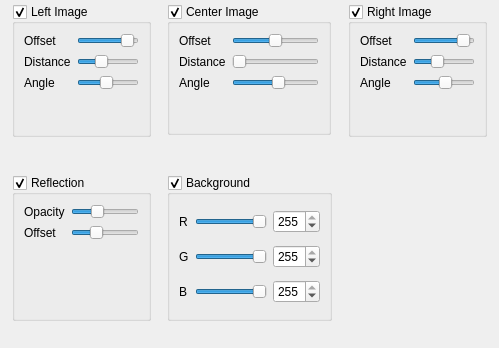
Old version of the form parameters.ui in the repository ariya/screenie.
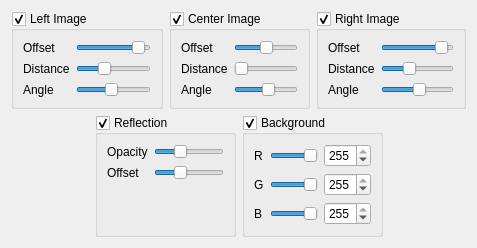
New version of the form. Icons and pictures are not drawn.

The edit to the form file:
```diff
--- a/parameters.ui
+++ b/parameters.ui
@@ -5,8 +5,8 @@
    <rect>
     <x>0</x>
     <y>0</y>
-    <width>499</width>
-    <height>348</height>
+    <width>477</width>
+    <height>232</height>
    </rect>
   </property>
   <property name="minimumSize" >
@@ -18,15 +18,13 @@
   <property name="windowTitle" >
    <string>Parameters</string>
   </property>
+  <property name="windowIcon" >
+   <iconset resource="resources/screenie.qrc" >
+    <normaloff>:/screenie.png</normaloff>:/screenie.png</iconset>
+  </property>
+  <layout class="QGridLayout" name="gridLayout" >
+   <item row="0" column="0" colspan="2" >
   <widget class="QGroupBox" name="leftImageBox" >
-   <property name="geometry" >
-    <rect>
-     <x>12</x>
-     <y>4</y>
-     <width>139</width>
-     <height>133</height>
-    </rect>
-   </property>
    <property name="title" >
     <string>Left Image</string>
    </property>
@@ -36,12 +34,7 @@
    <property name="checkable" >
     <bool>true</bool>
    </property>
-   <layout class="QVBoxLayout" name="verticalLayout_2" >
-    <item>
      <layout class="QFormLayout" name="formLayout_2" >
-      <property name="fieldGrowthPolicy" >
-       <enum>QFormLayout::AllNonFixedFieldsGrow</enum>
-      </property>
       <item row="0" column="0" >
        <widget class="QLabel" name="label_2" >
         <property name="text" >
@@ -124,18 +117,10 @@
        </widget>
       </item>
      </layout>
-    </item>
-   </layout>
-  </widget>
+    </widget>
+   </item>
+   <item row="0" column="2" colspan="2" >
   <widget class="QGroupBox" name="centerImageBox" >
-   <property name="geometry" >
-    <rect>
-     <x>167</x>
-     <y>4</y>
-     <width>164</width>
-     <height>131</height>
-    </rect>
-   </property>
    <property name="title" >
     <string>Center Image</string>
    </property>
@@ -226,15 +211,9 @@
     </item>
    </layout>
   </widget>
+   </item>
+   <item row="0" column="4" colspan="2" >
   <widget class="QGroupBox" name="rightImageBox" >
-   <property name="geometry" >
-    <rect>
-     <x>348</x>
-     <y>4</y>
-     <width>139</width>
-     <height>133</height>
-    </rect>
-   </property>
    <property name="title" >
     <string>Right Image</string>
    </property>
@@ -244,8 +223,6 @@
    <property name="checkable" >
     <bool>true</bool>
    </property>
-   <layout class="QVBoxLayout" name="verticalLayout_3" >
-    <item>
      <layout class="QFormLayout" name="formLayout_3" >
       <item row="0" column="0" >
        <widget class="QLabel" name="label_5" >
@@ -314,39 +291,15 @@
        </widget>
       </item>
      </layout>
-    </item>
-   </layout>
-  </widget>
-  <widget class="QWidget" native="1" name="widget" >
-   <property name="geometry" >
-    <rect>
-     <x>12</x>
-     <y>152</y>
-     <width>25</width>
-     <height>16</height>
-    </rect>
-   </property>
-   <property name="sizePolicy" >
-    <sizepolicy vsizetype="Minimum" hsizetype="Fixed" >
-     <horstretch>0</horstretch>
-     <verstretch>0</verstretch>
-    </sizepolicy>
-   </property>
-   <property name="minimumSize" >
-    <size>
-     <width>25</width>
-     <height>15</height>
-    </size>
-   </property>
-  </widget>
+    </widget>
+   </item>
+   <item row="1" column="1" colspan="2" >
   <widget class="QGroupBox" name="reflectionBox" >
-   <property name="geometry" >
-    <rect>
-     <x>12</x>
-     <y>175</y>
-     <width>139</width>
-     <height>146</height>
-    </rect>
+     <property name="sizePolicy" >
+      <sizepolicy vsizetype="Preferred" hsizetype="Preferred" >
+       <horstretch>1</horstretch>
+       <verstretch>0</verstretch>
+      </sizepolicy>
    </property>
    <property name="title" >
     <string>Reflection</string>
@@ -357,8 +310,6 @@
    <property name="checkable" >
     <bool>true</bool>
    </property>
-   <layout class="QVBoxLayout" name="verticalLayout_4" >
-    <item>
      <layout class="QFormLayout" name="formLayout_4" >
       <item row="0" column="0" >
        <widget class="QLabel" name="label_8" >
@@ -398,17 +349,15 @@
        </widget>
       </item>
      </layout>
-    </item>
-   </layout>
-  </widget>
+    </widget>
+   </item>
+   <item row="1" column="3" colspan="2" >
   <widget class="QGroupBox" name="backgroundBox" >
-   <property name="geometry" >
-    <rect>
-     <x>167</x>
-     <y>175</y>
-     <width>165</width>
-     <height>146</height>
-    </rect>
+     <property name="sizePolicy" >
+      <sizepolicy vsizetype="Preferred" hsizetype="Preferred" >
+       <horstretch>1</horstretch>
+       <verstretch>0</verstretch>
+      </sizepolicy>
    </property>
    <property name="title" >
     <string>Background</string>
@@ -512,6 +461,8 @@
     </item>
    </layout>
   </widget>
+   </item>
+  </layout>
  </widget>
  <resources>
   <include location="resources/screenie.qrc" />
```
Lines whose indentation alone changed are shown as unchanged.
